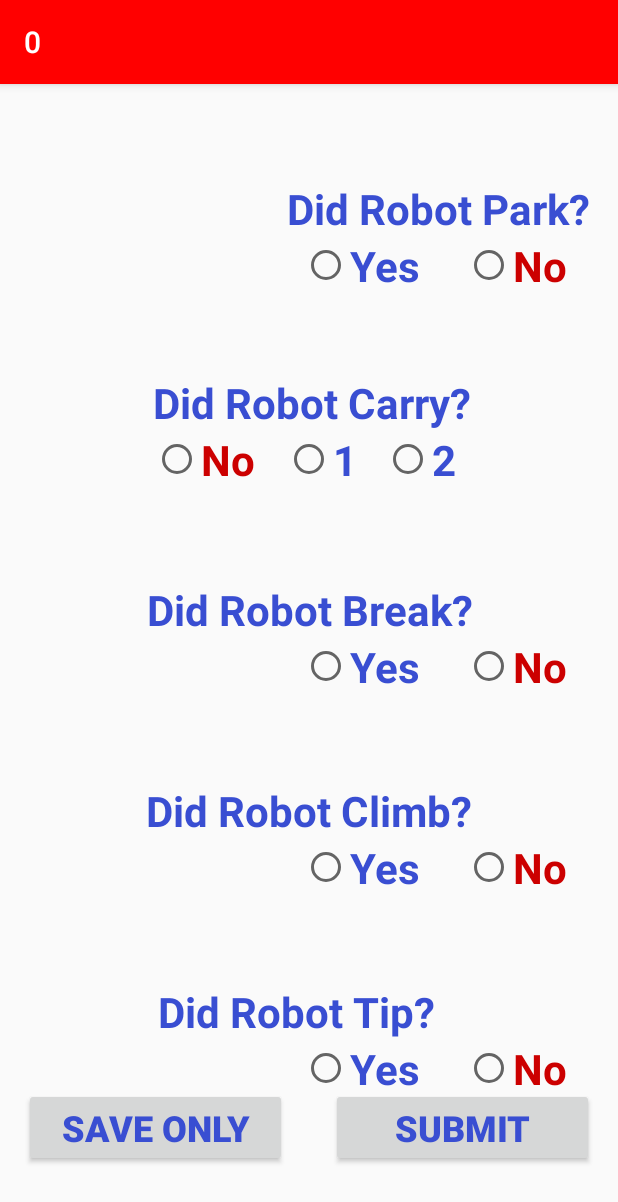
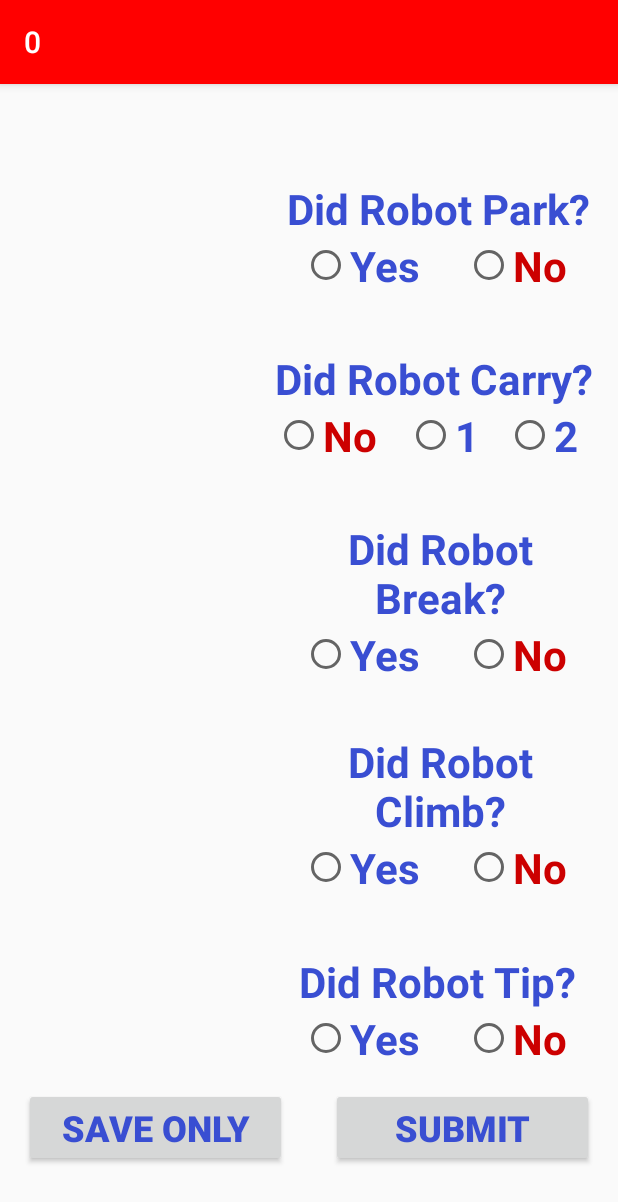
Before and after one commit to RoboRebelsScouting/2018MatchApp, an Android app: the activity_fourth screen opened directly, with no data from a screen before it, on a phone screen of 412 x 824 dp. Shown: the top 1202 px of the screen. Run offline under Robolectric (Android 15) with nearby library versions, the phone set to English and light mode, and no system bars.

Commit message:
Formatting Improvements
Improved the formatting layout of the end page.

```diff
--- a/app/src/main/AndroidManifest.xml
+++ b/app/src/main/AndroidManifest.xml
@@ -10,7 +10,7 @@
     <application
         android:allowBackup="true"
         android:icon="@mipmap/ic_launcher"
-        android:label="MatchApp Ver1.6"
+        android:label="MatchApp Ver1.7"
         android:supportsRtl="true"
         android:theme="@style/AppTheme">
         <activity
--- a/app/src/main/java/scouting2017/matchapp/activity_fourth.java
+++ b/app/src/main/java/scouting2017/matchapp/activity_fourth.java
@@ -19,7 +19,7 @@ public boolean robotClimbed = false;
 public boolean robotParked = false;
 public boolean robotBroke = false;
 public boolean robotTipped = false;
-    public boolean robotCarried = false;
+    //public boolean robotCarried = false;
 
     public boolean useBluetoothActivity = false;
     public boolean saveFileOnly = false;
--- a/app/src/main/res/layout/activity_fourth.xml
+++ b/app/src/main/res/layout/activity_fourth.xml
@@ -53,7 +53,7 @@
         android:textSize="28sp"
         android:textStyle="normal|bold"
         android:textAlignment="center"
-        android:layout_marginTop="58dp"
+        android:layout_marginTop="33dp"
         android:layout_below="@+id/radioGroup2"
         android:layout_alignStart="@+id/broken" />
 
@@ -100,9 +100,9 @@
         android:textColor="@color/colorPrimary"
         android:textSize="28sp"
         android:textStyle="normal|bold"
+        android:layout_marginTop="37dp"
         android:layout_below="@+id/radioGroup7"
-        android:layout_centerHorizontal="true"
-        android:layout_marginTop="62dp" />
+        android:layout_alignStart="@+id/parked" />
 
     <TextView
         android:id="@+id/parked"
@@ -189,7 +189,7 @@
         android:textColor="@color/colorPrimary"
         android:textSize="28sp"
         android:textStyle="bold"
-        android:layout_marginTop="58dp"
+        android:layout_marginTop="38dp"
         android:layout_below="@+id/radioGroup1"
         android:layout_alignStart="@+id/climb" />
 
@@ -260,7 +260,7 @@
         android:textColor="@color/colorPrimary"
         android:textSize="28sp"
         android:textStyle="bold"
-        android:layout_marginTop="53dp"
+        android:layout_marginTop="37dp"
         android:layout_below="@+id/radioGroup3"
         android:layout_alignEnd="@+id/broken" />
 
```
